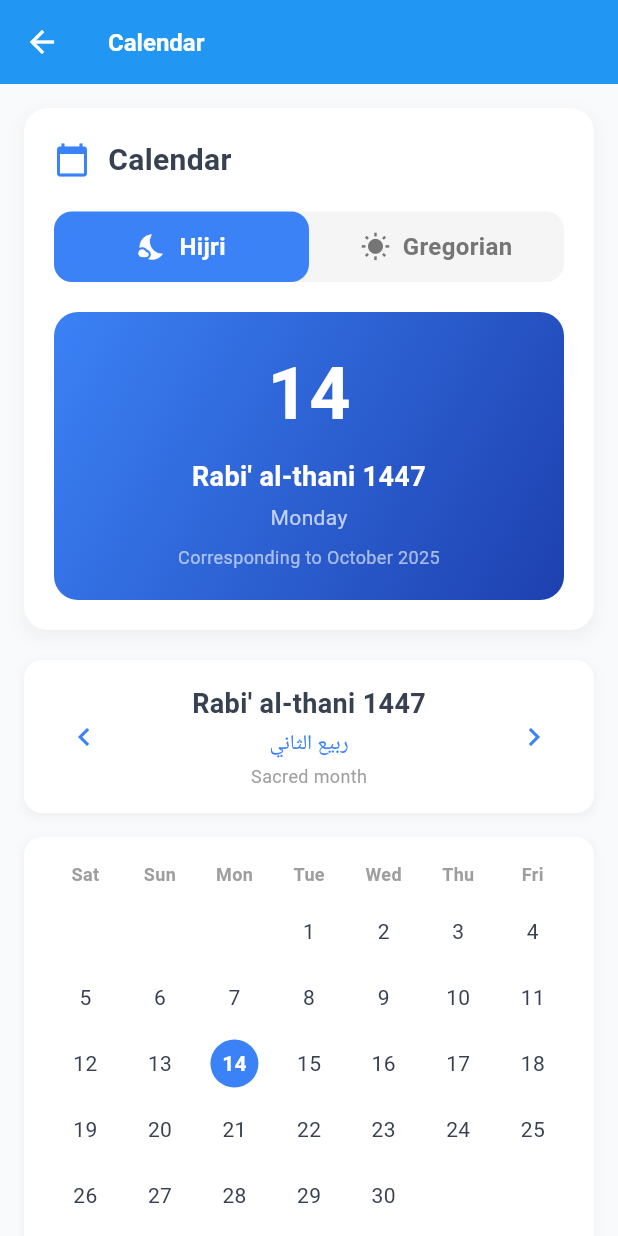
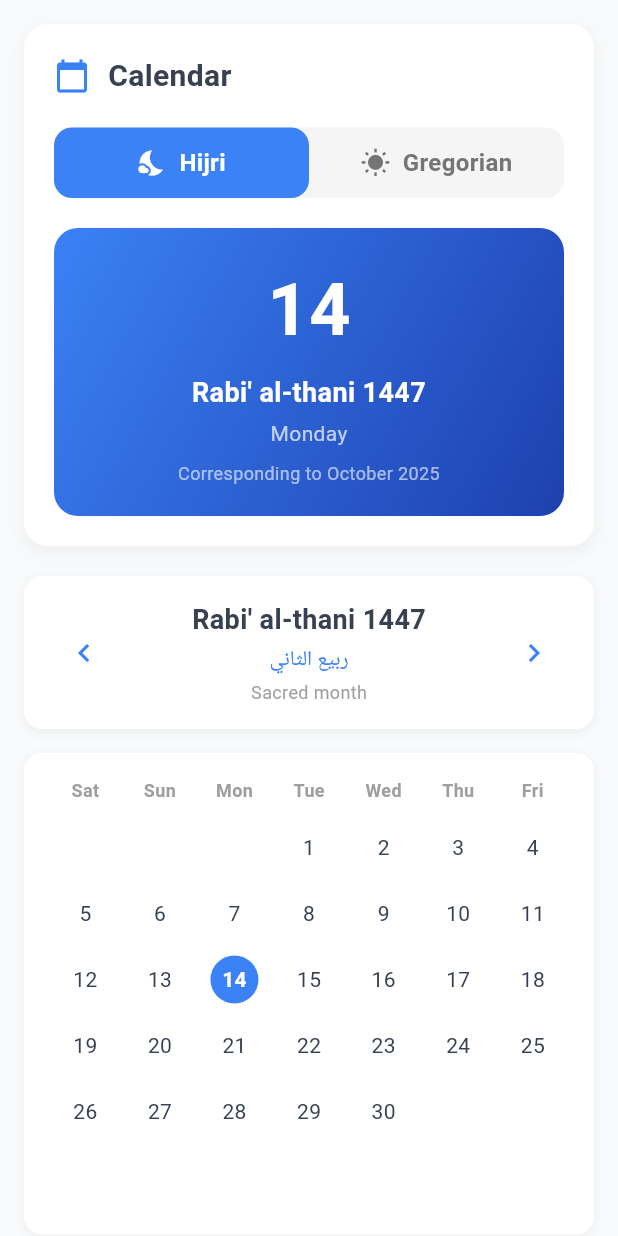
Before and after one commit to ALI-ALASBAHi/al-adhkar-application-, a Flutter app: the IslamicCalendarScreen screen opened directly, on a phone screen of 412 x 824 dp. Run offline on Flutter 3.47's test engine with Material 3 defaults, Android fonts, the phone set to English and light mode, and no system bars; Roboto replaces fonts that are missing (Amiri).

Commit message:
I added a calendar, some issues still needed to be fixed in the UI calendar page, sidebar ayat not fully shown, and sidebar button color needs to be changed.

```diff
--- a/lib/screens/islamic_calendar_screen.dart
+++ b/lib/screens/islamic_calendar_screen.dart
@@ -50,15 +50,6 @@ class _IslamicCalendarScreenState extends State<IslamicCalendarScreen> {
     return Consumer<LanguageService>(
       builder: (context, languageService, child) {
         return Scaffold(
-          appBar: AppBar(
-            backgroundColor: const Color.fromRGBO(33, 150, 243, 1),
-            elevation: 0,
-            title: Text(
-              languageService.t('calendar'),
-              style: const TextStyle(color: Colors.white),
-            ),
-            iconTheme: const IconThemeData(color: Colors.white),
-          ),
           body: SingleChildScrollView(
             padding: const EdgeInsets.all(16),
             child: Column(
@@ -84,8 +75,7 @@ class _IslamicCalendarScreenState extends State<IslamicCalendarScreen> {
                 _buildImportantDatesSection(languageService),
                 const SizedBox(height: 20),
 
-                // Footer with dual year reference
-                _buildFooter(languageService),
+
               ],
             ),
           ),
@@ -740,63 +730,4 @@ class _IslamicCalendarScreenState extends State<IslamicCalendarScreen> {
       ),
     );
   }
-
-  Widget _buildFooter(LanguageService languageService) {
-    final now = DateTime.now();
-    final hijriDate = _hijriService.gregorianToHijri(now);
-    final hijriYear = hijriDate['year']!;
-
-    return Container(
-      padding: const EdgeInsets.all(16),
-      decoration: BoxDecoration(
-        color: Colors.white,
-        borderRadius: BorderRadius.circular(12),
-        boxShadow: [
-          BoxShadow(
-            color: Colors.grey.withOpacity(0.1),
-            spreadRadius: 1,
-            blurRadius: 4,
-            offset: const Offset(0, 2),
-          ),
-        ],
-      ),
-      child: Row(
-        mainAxisAlignment: MainAxisAlignment.spaceEvenly,
-        children: [
-          Row(
-            children: [
-              const Icon(
-                Icons.calendar_today,
-                color: Color(0xFF3B82F6),
-                size: 16,
-              ),
-              const SizedBox(width: 8),
-              Text(
-                '${_convertToArabicNumbers(now.year.toString(), languageService)} CE',
-                style: const TextStyle(
-                  fontSize: 14,
-                  fontWeight: FontWeight.w600,
-                  color: Color(0xFF374151),
-                ),
-              ),
-            ],
-          ),
-          Row(
-            children: [
-              const Icon(Icons.nights_stay, color: Color(0xFF3B82F6), size: 16),
-              const SizedBox(width: 8),
-              Text(
-                '${_convertToArabicNumbers(hijriYear.toString(), languageService)} AH',
-                style: const TextStyle(
-                  fontSize: 14,
-                  fontWeight: FontWeight.w600,
-                  color: Color(0xFF374151),
-                ),
-              ),
-            ],
-          ),
-        ],
-      ),
-    );
-  }
 }
--- a/lib/services/language_service.dart
+++ b/lib/services/language_service.dart
@@ -38,8 +38,8 @@ class LanguageService extends ChangeNotifier {
   // English translations
   static const Map<String, String> _englishTranslations = {
     // App
-    'app_title': 'Adhkar',
-    'app_subtitle': 'أذكار',
+    'app_title': 'Dhakkir',
+    'app_subtitle': 'And remind, for indeed, the reminder benefits the believers.',
 
     // Greetings
     'good_morning': 'Good Morning',
@@ -149,8 +149,8 @@ class LanguageService extends ChangeNotifier {
   // Arabic translations
   static const Map<String, String> _arabicTranslations = {
     // App
-    'app_title': 'أذكار',
-    'app_subtitle': 'Adhkar',
+    'app_title': 'ذَكِّر',
+    'app_subtitle': 'وَذَكِّرْ فَإِنَّ الذِّكْرَىٰ تَنفَعُ الْمُؤْمِنِينَ',
 
     // Greetings
     'good_morning': 'صباح الخير',
```
Also changed, not shown: lib/screens/home_screen.dart (+6 -6 lines), lib/widgets/app_header.dart (+55 -73 lines), lib/widgets/sidebar.dart (+2 -6 lines), pubspec.yaml (+107 -65 lines), assets/dark logo.png (added), assets/logo.png (added), assets/no_background_logo.png (added), pubspec.lock, 1 other file.
